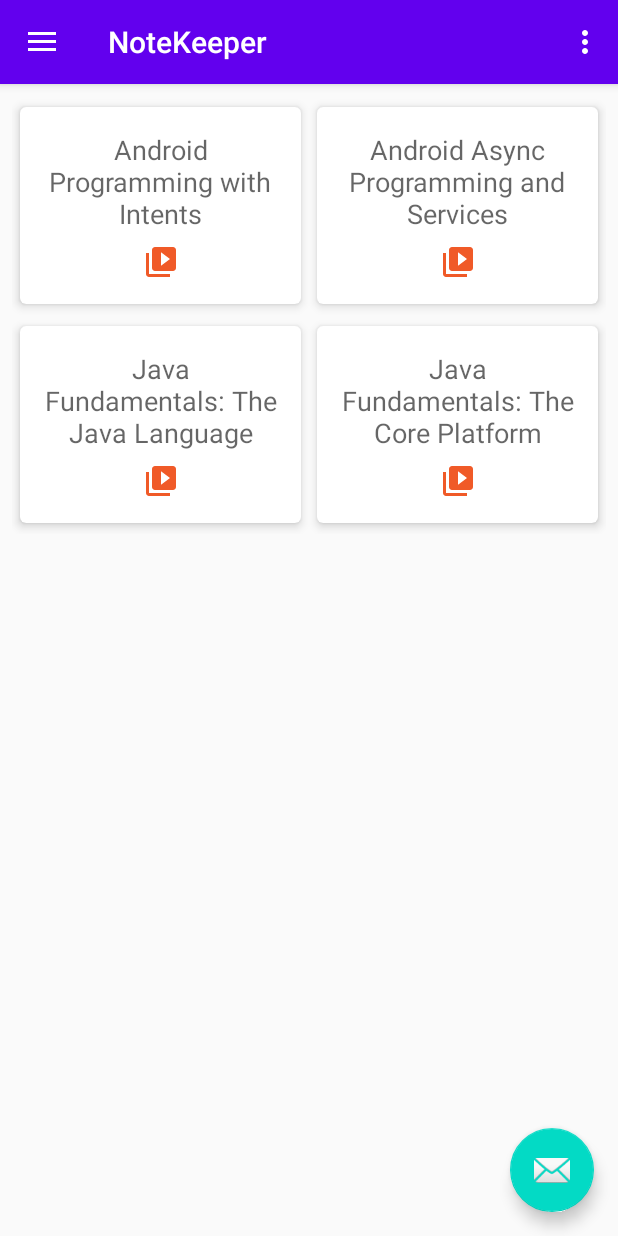
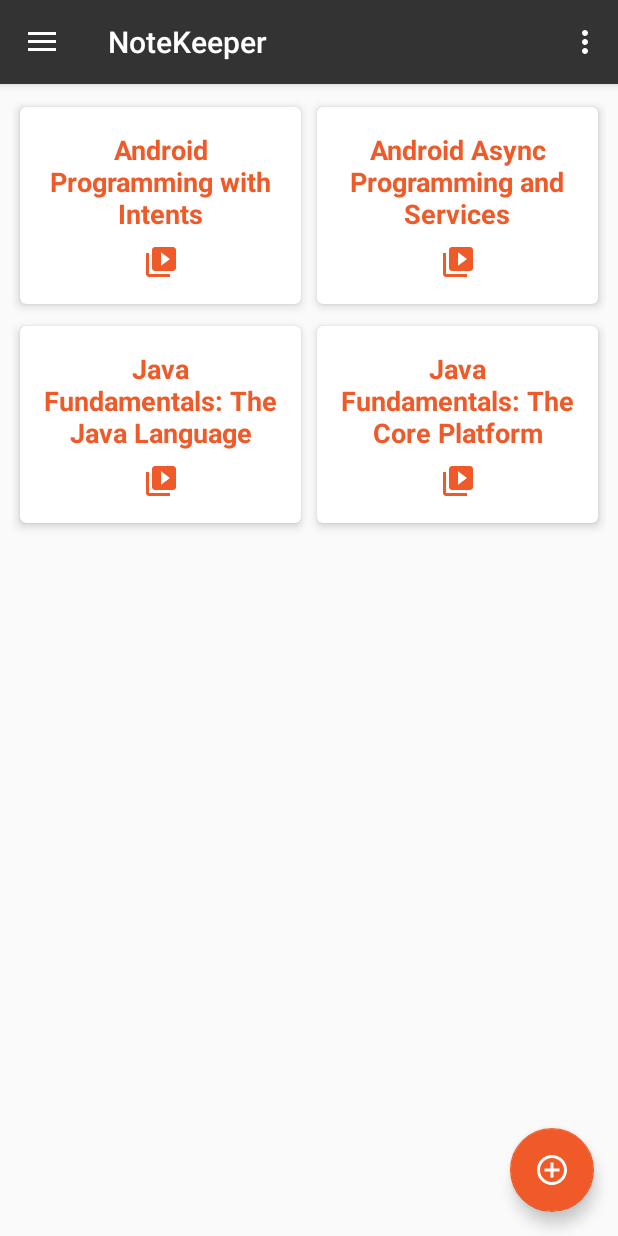
Before and after one commit to aggreyah/NoteKeeper, an Android app: the screen it shows after launch (MainActivity), in the side drawer, after a tap on "Courses", on a phone screen of 412 x 824 dp. Run offline under Robolectric (Android 15) with nearby library versions, the phone set to English and light mode, and no system bars; our stand-ins replace navigation-ui.

Commit message:
changed theme colors

```diff
--- /dev/null
+++ b/app/src/main/res/drawable/ic_baseline_add_circle_outline_24.xml
@@ -0,0 +1,10 @@
+<vector xmlns:android="http://schemas.android.com/apk/res/android"
+    android:width="24dp"
+    android:height="24dp"
+    android:viewportWidth="24"
+    android:viewportHeight="24"
+    android:tint="?attr/colorControlNormal">
+  <path
+      android:fillColor="@android:color/white"
+      android:pathData="M13,7h-2v4L7,11v2h4v4h2v-4h4v-2h-4L13,7zM12,2C6.48,2 2,6.48 2,12s4.48,10 10,10 10,-4.48 10,-10S17.52,2 12,2zM12,20c-4.41,0 -8,-3.59 -8,-8s3.59,-8 8,-8 8,3.59 8,8 -3.59,8 -8,8z"/>
+</vector>
--- a/app/src/main/res/layout/app_bar_main.xml
+++ b/app/src/main/res/layout/app_bar_main.xml
@@ -24,10 +24,11 @@
 
     <com.google.android.material.floatingactionbutton.FloatingActionButton
         android:id="@+id/fab"
+        style="@style/AddFab"
         android:layout_width="wrap_content"
         android:layout_height="wrap_content"
         android:layout_gravity="bottom|end"
         android:layout_margin="@dimen/fab_margin"
-        app:srcCompat="@android:drawable/ic_dialog_email" />
+        app:srcCompat="@drawable/ic_baseline_add_circle_outline_24" />
 
 </androidx.coordinatorlayout.widget.CoordinatorLayout>
--- a/app/src/main/res/layout/item_course_list.xml
+++ b/app/src/main/res/layout/item_course_list.xml
@@ -23,7 +23,7 @@
                 android:layout_height="wrap_content"
                 android:text="TextView"
                 android:textAlignment="center"
-                android:textAppearance="@android:style/TextAppearance.Material.Medium"
+                android:textAppearance="@style/CourseTitle"
                 app:layout_constraintEnd_toEndOf="parent"
                 app:layout_constraintStart_toStartOf="parent"
                 app:layout_constraintTop_toTopOf="parent" />
--- a/app/src/main/res/values/colors.xml
+++ b/app/src/main/res/values/colors.xml
@@ -1,7 +1,7 @@
 <?xml version="1.0" encoding="utf-8"?>
 <resources>
-    <color name="colorPrimary">#6200EE</color>
-    <color name="colorPrimaryDark">#3700B3</color>
-    <color name="colorAccent">#03DAC5</color>
+    <color name="colorPrimary">#333333</color>
+    <color name="colorPrimaryDark">#222222</color>
+    <color name="colorAccent">@color/pluralsight_orange</color>
     <color name="pluralsight_orange">#F05A28</color>
 </resources>
--- a/app/src/main/res/values/styles.xml
+++ b/app/src/main/res/values/styles.xml
@@ -17,4 +17,14 @@
 
     <style name="AppTheme.PopupOverlay" parent="ThemeOverlay.AppCompat.Light" />
 
+    <style name="CourseTitle" parent="@android:style/TextAppearance.Material.Medium">
+        <item name="android:textColor">@color/pluralsight_orange</item>
+        <item name="android:textStyle">bold</item>
+    </style>
+
+    <style name="AddFab" parent="@style/Widget.Design.FloatingActionButton">
+        <item name="srcCompat">@drawable/ic_baseline_add_circle_outline_24</item>
+        <item name="android:tint">@android:color/white</item>
+    </style>
+
 </resources>
```
Also changed, not shown: app/src/main/res/drawable/ic_baseline_control_point_24.xml (added, +10 -0 lines), app/src/main/res/layout/item_note_list.xml (+6 -5 lines).
